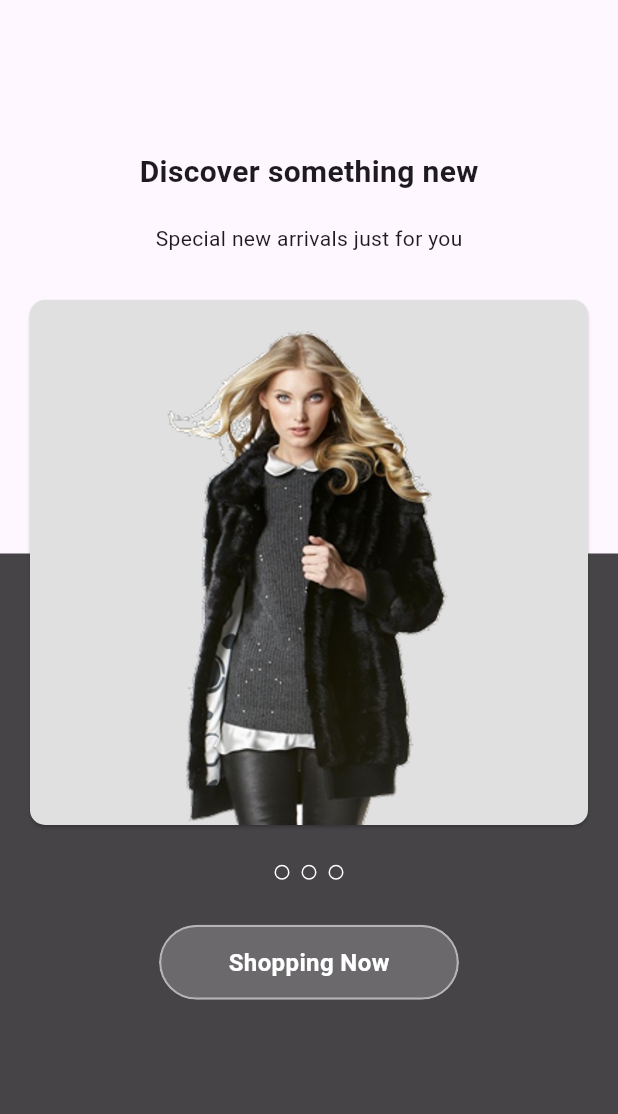
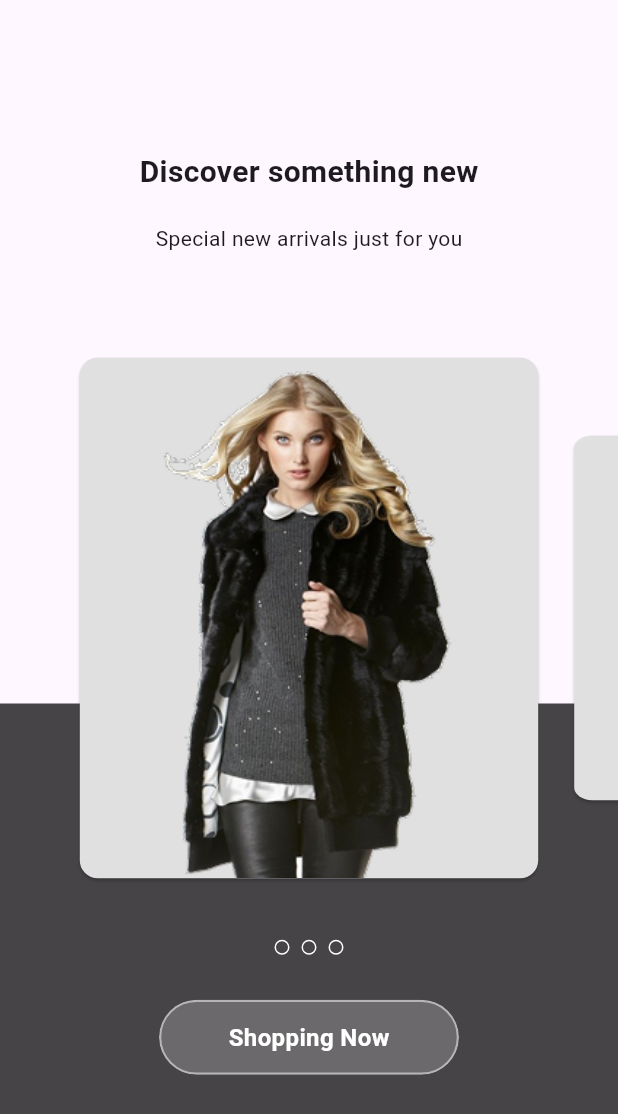
Before and after one commit to yousefmohamed35/FluxStore, a Flutter app: the screen it shows after launch, after a tap on "Get Started", on a phone screen of 412 x 824 dp. Shown: the top 1114 px of the screen. Run offline on Flutter 3.47's test engine with Material 3 defaults, Android fonts, the phone set to English and light mode, and no system bars; our stand-ins replace animate_do, flutter_bloc, get_it, go_router, shared_preferences.

Commit message:
update custom intro item

```diff
--- a/lib/features/introduction/presentation/view/widgets/custom_intro_item.dart
+++ b/lib/features/introduction/presentation/view/widgets/custom_intro_item.dart
@@ -4,27 +4,41 @@ import 'package:fluxstore/core/utils/app_image.dart';
 class CustomIntroItem extends StatelessWidget {
   const CustomIntroItem({
     super.key,
+    required this.controller,
+    required this.currentPage,
   });
+
+  final PageController controller;
+  final int currentPage;
 
   @override
   Widget build(BuildContext context) {
-    return SizedBox(
-      height: 350,
-      width: 100,
-      child: Card(
-        color: Colors.grey.shade300,
-        shape: RoundedRectangleBorder(
-          borderRadius: BorderRadius.all(Radius.circular(10)),
-        ),
-        margin: EdgeInsets.symmetric(horizontal: 20),
-        child: Container(
-          padding: EdgeInsets.only(top: 20),
-          child: Image.asset(
-            AppImage.intro1,
-            filterQuality: FilterQuality.high,
+    return PageView.builder(
+      controller: controller,
+      itemCount: 3,
+      itemBuilder: (context, index) {
+        bool isSelected = index == currentPage;
+        return Padding(
+          padding: const EdgeInsets.symmetric(horizontal: 8.0),
+          child: ClipRRect(
+            borderRadius: BorderRadius.circular(20.0),
+            child: Transform(
+              alignment: Alignment.center,
+              transform:
+                  Matrix4.identity()..scale(1.0, isSelected ? 1 : 0.7),
+              child: Card(
+                color: Colors.grey[300],
+                child: SizedBox(
+                  child: Padding(
+                    padding: const EdgeInsets.only(top: 8.0),
+                    child: Image.asset(AppImage.intro1),
+                  ),
+                ),
+              ),
+            ),
           ),
-        ),
-      ),
+        );
+      },
     );
   }
 }
--- a/lib/features/introduction/presentation/view/widgets/intro_view_body.dart
+++ b/lib/features/introduction/presentation/view/widgets/intro_view_body.dart
@@ -3,8 +3,26 @@ import 'package:fluxstore/core/utils/styles.dart';
 import 'package:fluxstore/features/introduction/presentation/view/widgets/custom_intro_item.dart';
 import 'package:fluxstore/features/introduction/presentation/view/widgets/custom_under_half_intro_view.dart';
 
-class IntroViewBody extends StatelessWidget {
+class IntroViewBody extends StatefulWidget {
   const IntroViewBody({super.key});
+
+  @override
+  State<IntroViewBody> createState() => _IntroViewBodyState();
+}
+
+class _IntroViewBodyState extends State<IntroViewBody> {
+  final PageController controller = PageController(viewportFraction: 0.8);
+  int currentPage = 0;
+
+  @override
+  void initState() {
+    super.initState();
+    controller.addListener(() {
+      setState(() {
+        currentPage = controller.page!.round();
+      });
+    });
+  }
 
   @override
   Widget build(BuildContext context) {
@@ -12,22 +30,22 @@ class IntroViewBody extends StatelessWidget {
       children: [
         Column(
           children: [
-            SizedBox(height: 100),
+            const SizedBox(height: 100),
             Text('Discover something new', style: Styles.textStyle20),
-            SizedBox(height: 20),
+            const SizedBox(height: 20),
             Text(
               'Special new arrivals just for you',
               style: Styles.textStyle14,
             ),
-            SizedBox(height: 200),
-            Expanded(child: CustomUnderHalfIntroView()),
+            const SizedBox(height: 300),
+            const Expanded(child: CustomUnderHalfIntroView()),
           ],
         ),
-        Positioned(
-          top: 200,
-          right: 0,
-          left: 0,
-          child: CustomIntroItem(),
+        Center(
+          child: SizedBox(
+            height: 355,
+            child: CustomIntroItem(controller: controller, currentPage: currentPage),
+          ),
         ),
       ],
     );
```
